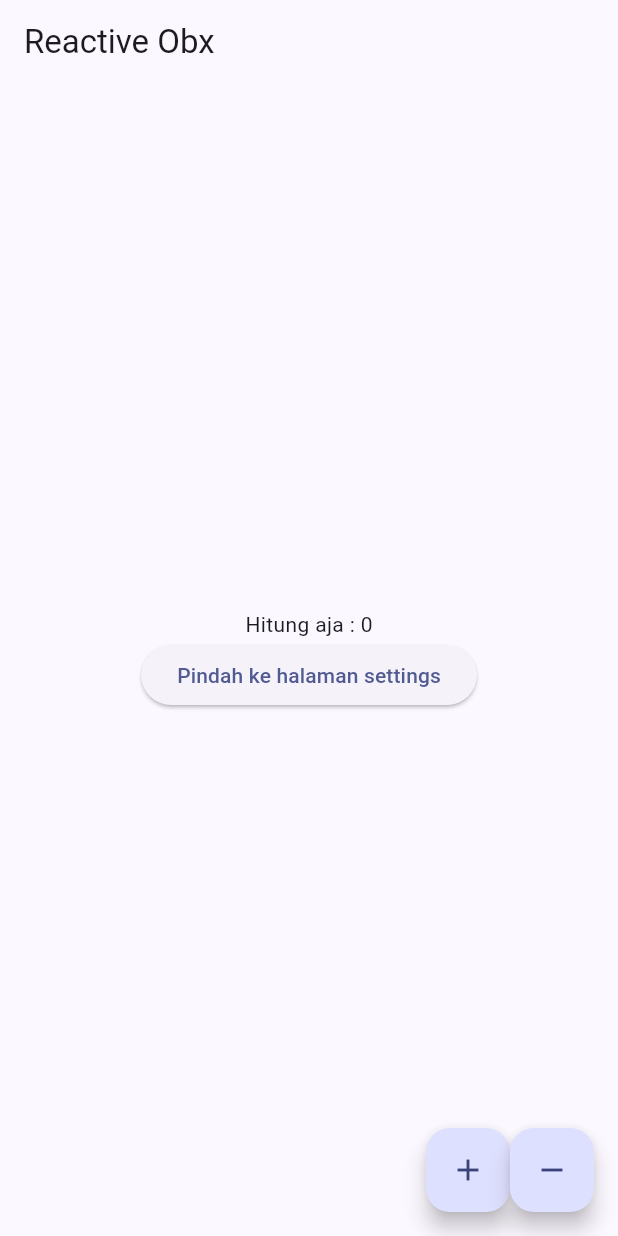
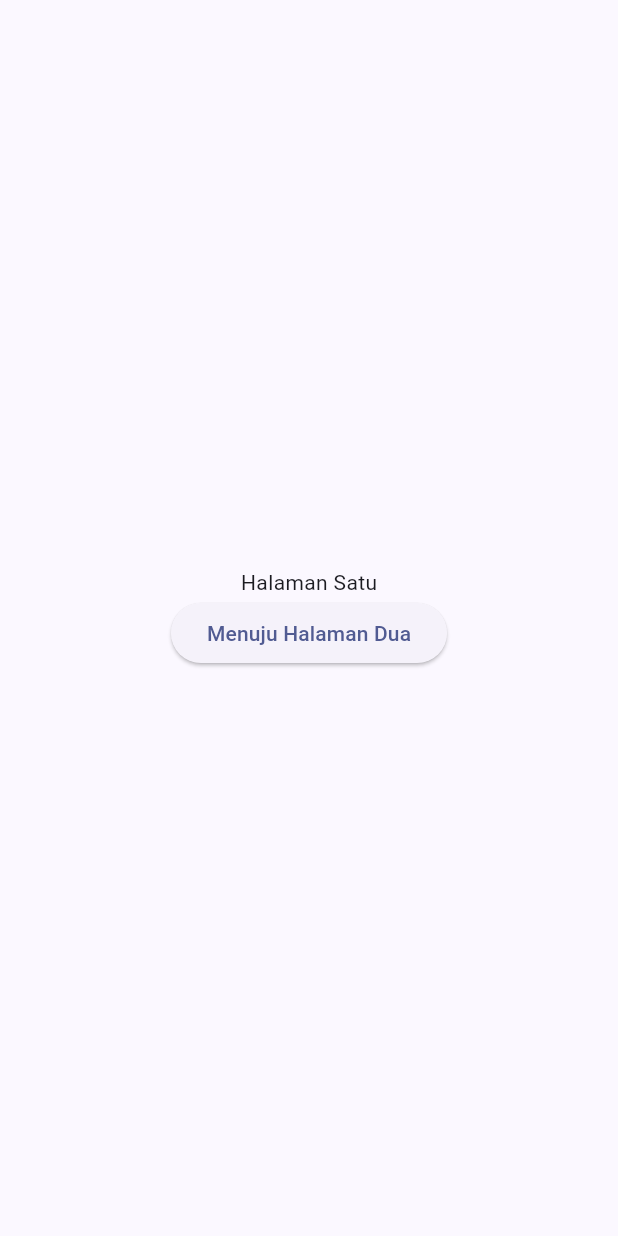
Before and after one commit to FachrulRivaldy/BootcampFlutter, a Flutter app: the screen it shows after launch, on a phone screen of 412 x 824 dp. Run offline on Flutter 3.47's test engine with Material 2 defaults, Android fonts, the phone set to English and light mode, and no system bars; our stand-ins replace dio, firebase_auth, firebase_core, get, loading_overlay, shared_preferences; accounts and stored records are empty.

Commit message:
Pengumpulan Tugas 15

```diff
--- /dev/null
+++ b/sanberappflutter/lib/Tugas/Tugas15/pages/page_1.dart
@@ -0,0 +1,27 @@
+import 'package:flutter/material.dart';
+import 'package:get/get.dart';
+import 'package:sanberappflutter/Tugas/Tugas15/routes/route_name.dart';
+
+class PageOne extends StatelessWidget {
+  const PageOne({super.key});
+
+  @override
+  Widget build(BuildContext context) {
+    return Scaffold(
+      body: Center(
+        child: Column(
+          mainAxisAlignment: MainAxisAlignment.center,
+          children: [
+            const Text("Halaman Satu"),
+            ElevatedButton(
+              onPressed: () {
+                Get.toNamed(RouteName.page_2);
+              },
+              child: const Text("Menuju Halaman Dua"),
+            )
+          ],
+        ),
+      ),
+    );
+  }
+}
--- /dev/null
+++ b/sanberappflutter/lib/Tugas/Tugas15/routes/page_routes.dart
@@ -0,0 +1,24 @@
+// ignore_for_file: camel_case_types
+
+import 'package:sanberappflutter/Tugas/Tugas15/pages/page_1.dart';
+import 'package:sanberappflutter/Tugas/Tugas15/pages/page_2.dart';
+import 'package:sanberappflutter/Tugas/Tugas15/pages/page_3.dart';
+import 'package:get/get.dart';
+import 'route_name.dart';
+
+class pageRouteApp {
+  static final pages = [
+    GetPage(
+      name: RouteName.page_1,
+      page: () => const PageOne(),
+    ),
+    GetPage(
+      name: RouteName.page_2,
+      page: () => const PageTwo(),
+    ),
+    GetPage(
+      name: RouteName.page_3,
+      page: () => const PageThree(),
+    ),
+  ];
+}
--- /dev/null
+++ b/sanberappflutter/lib/Tugas/Tugas15/routes/route_name.dart
@@ -0,0 +1,5 @@
+abstract class RouteName {
+  static const page_1 = '/page_1';
+  static const page_2 = '/page_2';
+  static const page_3 = '/page_3';
+}
--- a/sanberappflutter/lib/main.dart
+++ b/sanberappflutter/lib/main.dart
@@ -7,6 +7,8 @@ import 'package:sanberappflutter/Tugas/Tugas14/Tugas14_1/Obx/home.dart';
 import 'package:sanberappflutter/Tugas/Tugas14/get_data_screen.dart';
 import 'firebase_options.dart';
 import 'package:flutter/material.dart';
+import 'package:sanberappflutter/Tugas/Tugas15/pages/page_1.dart';
+import 'package:sanberappflutter/Tugas/Tugas15/routes/page_routes.dart';
 
 // Future<void> main() async {
 //   WidgetsFlutterBinding.ensureInitialized();
@@ -32,7 +34,8 @@ class MyApp extends StatelessWidget {
         useMaterial3: true,
       ),
       debugShowCheckedModeBanner: false,
-      home: const HomeScreen(),
+      home: const PageOne(),
+      getPages: pageRouteApp.pages,
     );
   }
 }
```
Also changed, not shown: sanberappflutter/lib/Tugas/Tugas15/pages/page_2.dart (added, +33 -0 lines), sanberappflutter/lib/Tugas/Tugas15/pages/page_3.dart (added, +27 -0 lines).
